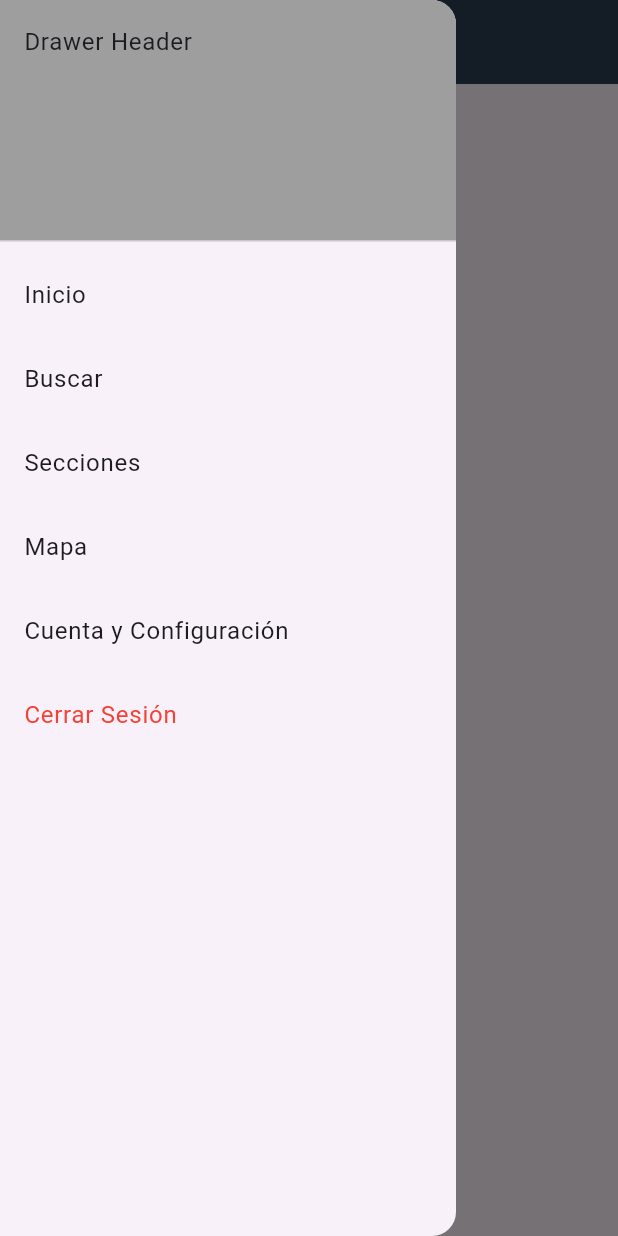
After one commit to david8062/worldiscovey, a Flutter app: the Sections screen opened directly, with the side drawer open, on a phone screen of 412 x 824 dp. The commit adds this screen. Run offline on Flutter 3.47's test engine with Material 3 defaults, Android fonts, the phone set to English and light mode, and no system bars; our stand-ins replace cloud_firestore, firebase_auth, firebase_core, google_maps_flutter; accounts and stored records are empty.

Commit message:
se agrega el navbar. Se agrega un view para el mapa y se hace la integración con google maps con el api key generado

```diff
--- /dev/null
+++ b/lib/components/views/menu.dart
@@ -0,0 +1,62 @@
+import 'package:flutter/material.dart';
+import 'package:worldiscovery/screens/maps/view/maps.dart';
+import 'package:worldiscovery/screens/sections/views/sections.dart';
+import 'package:worldiscovery/styles/colors.dart';
+
+class Menu extends StatelessWidget {
+  const Menu({super.key});
+
+  @override
+  Widget build(BuildContext context) {
+    return ListView(
+      padding: EdgeInsets.zero,
+      children: [
+        const DrawerHeader(
+          decoration: BoxDecoration(
+            color: AppColors.secondaryColor,
+          ),
+          child: Text('Drawer Header'),
+        ),
+        ListTile(
+          title: const Text('Inicio'),
+          onTap: () {
+            Navigator.pop(context);
+          },
+        ),
+        ListTile(
+          title: const Text('Buscar'),
+          onTap: () {
+            Navigator.pop(context);
+          },
+        ),
+        ListTile(
+          title: const Text('Secciones'),
+          onTap: () {
+            Navigator.push(context, MaterialPageRoute(builder: (context) => const Sections()));
+          },
+        ),
+        ListTile(
+          title: const Text('Mapa'),
+          onTap: () {
+            Navigator.push(context, MaterialPageRoute(builder: (context) => const MapView()));
+          },
+        ),
+        ListTile(
+          title: const Text('Cuenta y Configuración'),
+          onTap: () {
+            Navigator.pop(context);
+          },
+        ),
+        ListTile(
+          title: const Text(
+            'Cerrar Sesión',
+            style: TextStyle(color: Colors.red),
+          ),
+          onTap: () {
+            Navigator.pop(context);
+          },
+        ),
+      ],
+    );
+  }
+}
--- a/lib/screens/register/view/register_view.dart
+++ b/lib/screens/register/view/register_view.dart
@@ -1,6 +1,5 @@
 import 'package:flutter/material.dart';
 import 'package:worldiscovery/styles/colors.dart';
-import '../../home/view/home.dart';
 import '../viewmodel/login_view_model.dart';
 import '../viewmodel/register_view_model.dart';
 
--- a/lib/screens/register/viewmodel/login_view_model.dart
+++ b/lib/screens/register/viewmodel/login_view_model.dart
@@ -1,8 +1,7 @@
 import 'package:firebase_auth/firebase_auth.dart';
-import 'package:cloud_firestore/cloud_firestore.dart';
 import 'package:flutter/material.dart';
-import 'package:worldiscovery/screens/home/view/home.dart';
 import 'package:worldiscovery/screens/register/model/register_model.dart';
+import 'package:worldiscovery/screens/sections/views/sections.dart';
 
 class LoginViewModel extends ChangeNotifier {
   final FirebaseAuth _auth = FirebaseAuth.instance;
@@ -30,7 +29,7 @@ class LoginViewModel extends ChangeNotifier {
 
 
       if (userCredential.user!.emailVerified) {
-        Navigator.push(context, MaterialPageRoute(builder: (context) => const Home()));
+        Navigator.push(context, MaterialPageRoute(builder: (context) =>  const Sections()));
       } else {
         ScaffoldMessenger.of(context).showSnackBar(
           const SnackBar(
--- a/lib/screens/register/viewmodel/register_view_model.dart
+++ b/lib/screens/register/viewmodel/register_view_model.dart
@@ -71,7 +71,6 @@ class RegisterViewModel extends ChangeNotifier {
         ),
       );
     } catch (e) {
-      print("Error al registrar: $e");
       ScaffoldMessenger.of(context).showSnackBar(
         SnackBar(
           content: Text(e.toString()),
--- /dev/null
+++ b/lib/screens/sections/views/sections.dart
@@ -0,0 +1,29 @@
+import 'package:flutter/material.dart';
+import 'package:worldiscovery/components/views/menu.dart';
+import 'package:worldiscovery/styles/colors.dart';
+
+class Sections extends StatelessWidget {
+  const Sections({super.key});
+
+  @override
+  Widget build(BuildContext context) {
+    return Scaffold(
+      appBar: AppBar(
+        title: const Text(
+          'Secciones',
+          style: TextStyle(
+            color: AppColors.textColor,
+            fontSize: 25,
+            fontWeight: FontWeight.bold,
+          ),
+        ),
+        centerTitle: true,
+        backgroundColor: AppColors.primaryColor,
+      ),
+      drawer: const Drawer(
+        child: Menu(),
+      ),
+
+    );
+  }
+}
--- a/pubspec.yaml
+++ b/pubspec.yaml
@@ -36,6 +36,7 @@ dev_dependencies:
   flutter_test:
     sdk: flutter
   flutter_lints: ^3.0.0
+  google_maps_flutter: ^2.2.1
 
 
 flutter:
```
Also changed, not shown: lib/screens/maps/view/maps.dart (added, +53 -0 lines), pubspec.lock, 1 other file.
